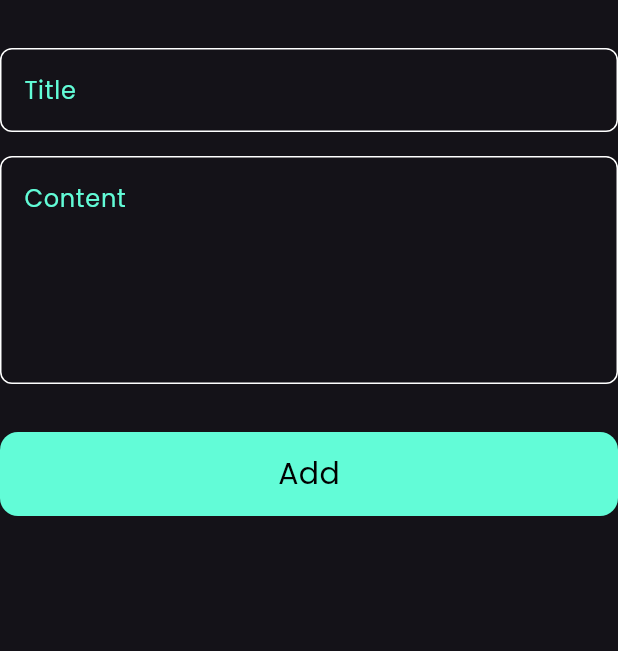
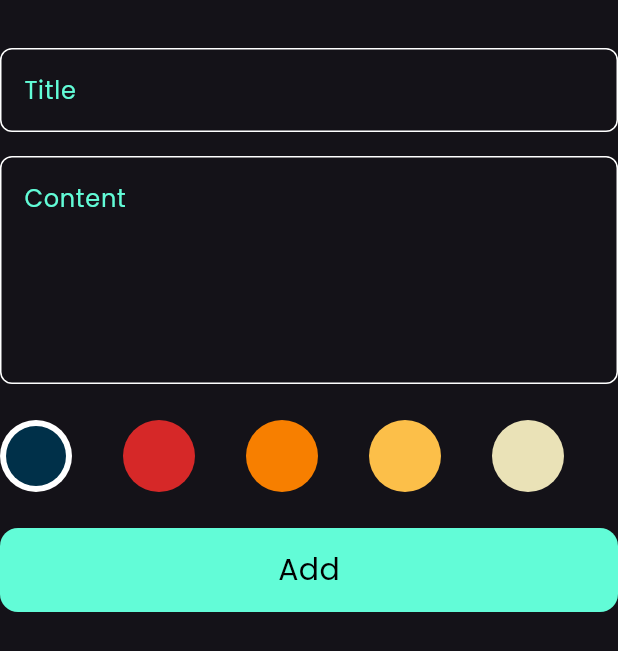
Before and after one commit to Adham-Amin/notes, a Flutter app: the AddNoteForm widget shown alone on an empty page, opened directly, on a phone screen of 412 x 824 dp. Shown: the top 651 px of the screen. Run offline on Flutter 3.47's test engine with Material 3 defaults, Android fonts, the phone set to English and light mode, and no system bars; our stand-ins replace bloc, flutter_bloc, hive, hive_flutter; accounts and stored records are empty.

Commit message:
Create color item and use in add note and edit note

```diff
--- a/lib/cubits/addNoteCubit/add_note_cubit.dart
+++ b/lib/cubits/addNoteCubit/add_note_cubit.dart
@@ -1,6 +1,6 @@
 import 'package:bloc/bloc.dart';
+import 'package:flutter/material.dart';
 import 'package:hive_flutter/hive_flutter.dart';
-import 'package:meta/meta.dart';
 import 'package:notes/constants.dart';
 import 'package:notes/models/note_model.dart';
 
@@ -8,8 +8,9 @@ part 'add_note_state.dart';
 
 class AddNoteCubit extends Cubit<AddNoteState> {
   AddNoteCubit() : super(AddNoteInitial());
-
+  Color color = const Color(0XFF003049);
   addNote(NoteModel note) async {
+    note.color = color.value;
     emit(AddNoteLoading());
     try {
       var addNote = Hive.box<NoteModel>(kNotesBox);
--- a/lib/widgets/add_note_form.dart
+++ b/lib/widgets/add_note_form.dart
@@ -3,6 +3,7 @@ import 'package:flutter_bloc/flutter_bloc.dart';
 import 'package:intl/intl.dart';
 import 'package:notes/cubits/addNoteCubit/add_note_cubit.dart';
 import 'package:notes/models/note_model.dart';
+import 'package:notes/widgets/colors_list.dart';
 import 'package:notes/widgets/custom_button.dart';
 import 'package:notes/widgets/custom_text_field.dart';
 
@@ -44,14 +45,22 @@ class _AddNoteFormState extends State<AddNoteForm> {
             maxLine: 5,
           ),
           const SizedBox(
-            height: 32,
+            height: 24,
+          ),
+          const ColorsListView(),
+          const SizedBox(
+            height: 24,
           ),
           CustomButton(
             onTap: () {
               if (formKey.currentState!.validate()) {
                 formKey.currentState!.save();
                 var dateFormated = DateFormat.yMd().format(DateTime.now());
-                var noteModel = NoteModel(title: title!, content: contant!, date: dateFormated, color: const Color.fromARGB(255, 247, 215, 100).value);
+                var noteModel = NoteModel(
+                    title: title!,
+                    content: contant!,
+                    date: dateFormated,
+                    color: const Color.fromARGB(255, 247, 215, 100).value);
                 BlocProvider.of<AddNoteCubit>(context).addNote(noteModel);
               } else {
                 setState(() {
--- /dev/null
+++ b/lib/widgets/color_item.dart
@@ -0,0 +1,28 @@
+import 'package:flutter/material.dart';
+
+class Coloritem extends StatelessWidget {
+  const Coloritem({super.key, required this.isActive, required this.color});
+
+  final bool isActive;
+  final Color color;
+
+  @override
+  Widget build(BuildContext context) {
+    return Padding(
+      padding: const EdgeInsets.only(right: 34),
+      child: isActive
+          ? CircleAvatar(
+              radius: 24,
+              backgroundColor: Colors.white,
+              child: CircleAvatar(
+                radius: 20,
+                backgroundColor: color,
+              ),
+            )
+          : CircleAvatar(
+              radius: 24,
+              backgroundColor: color,
+            ),
+    );
+  }
+}
--- /dev/null
+++ b/lib/widgets/colors_list.dart
@@ -0,0 +1,47 @@
+
+import 'package:flutter/material.dart';
+import 'package:flutter_bloc/flutter_bloc.dart';
+import 'package:notes/cubits/addNoteCubit/add_note_cubit.dart';
+import 'package:notes/widgets/color_item.dart';
+
+class ColorsListView extends StatefulWidget {
+  const ColorsListView({super.key});
+
+  @override
+  State<ColorsListView> createState() => _ColorsListViewState();
+}
+
+class _ColorsListViewState extends State<ColorsListView> {
+  int indexCurrent = 0;
+
+  List<Color> colorsList = [
+    const Color(0XFF003049),
+    const Color(0XFFd62828),
+    const Color(0XFFf77f00),
+    const Color(0XFFfcbf49),
+    const Color(0XFFeae2b7),
+  ];
+
+  @override
+  Widget build(BuildContext context) {
+    return SizedBox(
+      height: 48,
+      child: ListView.builder(
+        itemCount: 5,
+        scrollDirection: Axis.horizontal,
+        itemBuilder: (context, index) {
+          return GestureDetector(
+              onTap: () {
+                indexCurrent = index;
+                BlocProvider.of<AddNoteCubit>(context).color = colorsList[index];
+                setState(() {});
+              },
+              child: Coloritem(
+                color: colorsList[index],
+                isActive: index == indexCurrent,
+              ));
+        },
+      ),
+    );
+  }
+}
--- a/lib/widgets/edit_note_body.dart
+++ b/lib/widgets/edit_note_body.dart
@@ -4,6 +4,7 @@ import 'package:notes/cubits/notescubit/notes_cubit.dart';
 import 'package:notes/models/note_model.dart';
 import 'package:notes/widgets/custom_app_bar.dart';
 import 'package:notes/widgets/custom_text_field.dart';
+import 'package:notes/widgets/edit_note_color.dart';
 
 class EditNoteBody extends StatefulWidget {
   const EditNoteBody({super.key, required this.notes});
@@ -53,6 +54,10 @@ class _EditNoteBodyState extends State<EditNoteBody> {
             hintText: widget.notes.content,
             maxLine: 5,
           ),
+          const SizedBox(
+            height: 16,
+          ),
+          EditNoteColor(note: widget.notes)
         ],
       ),
     );
```
Also changed, not shown: lib/widgets/edit_note_color.dart (added, +51 -0 lines).
